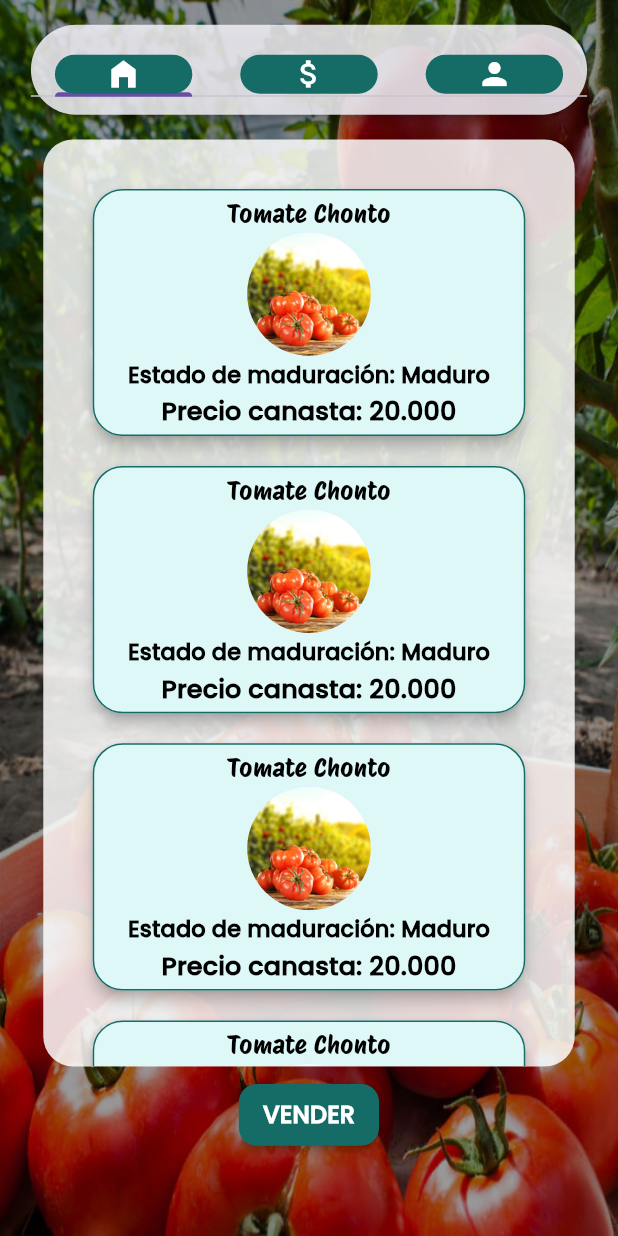
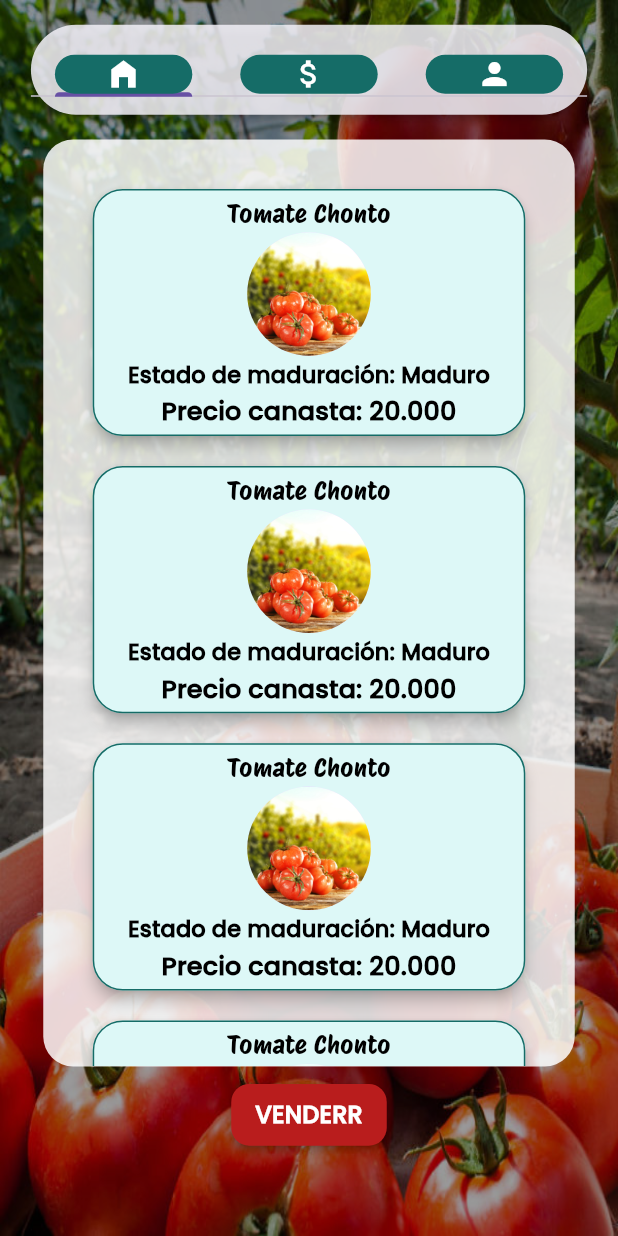
Before and after one commit to Pasusu0125/APP_TOMATICOS, a Flutter app: the screen it shows after launch, on a phone screen of 412 x 824 dp. Run offline on Flutter 3.47's test engine with Material 3 defaults, Android fonts, the phone set to English and light mode, and no system bars; drawn by our look-alikes of auto_size_text; our stand-ins replace flutter_spinkit, go_router; missing offline and left inert: mysql1.

Commit message:
Cambio de color y título del botón

```diff
--- a/lib/pages/public_product.dart
+++ b/lib/pages/public_product.dart
@@ -52,8 +52,8 @@ class _PublicProductState extends State<PublicProduct> {
                     ruta: () => context.push('/registerProduct'),
                     width: 0.1,
                     height: 0.05,
-                    texto: 'VENDER',
-                    color: colorbtn2,
+                    texto: 'VENDERR',
+                    color: color3,
                     maxFontSize: 16,
                     minFontSize: 8,
                     maxLines: 1),
```
